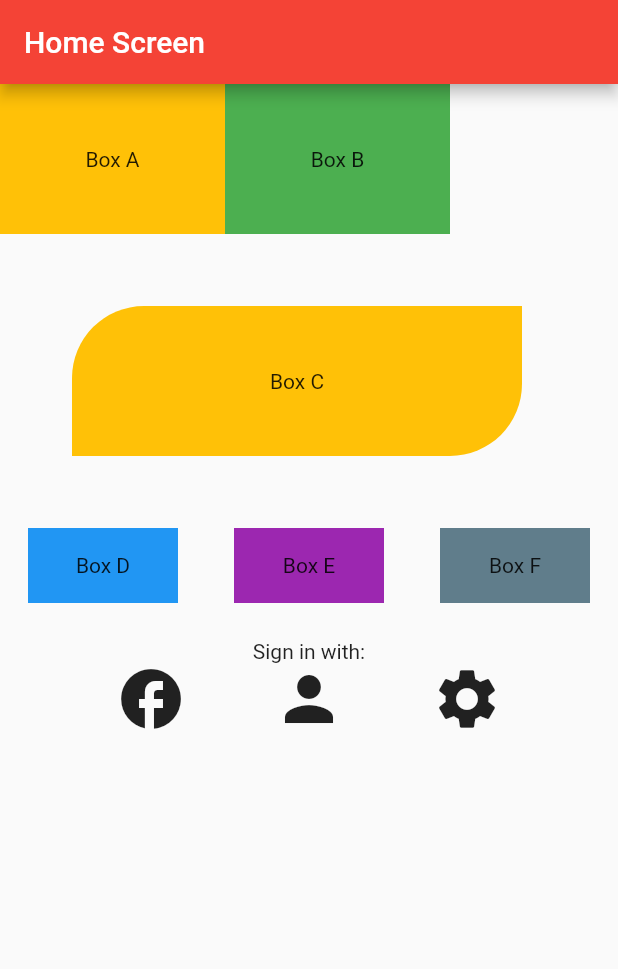
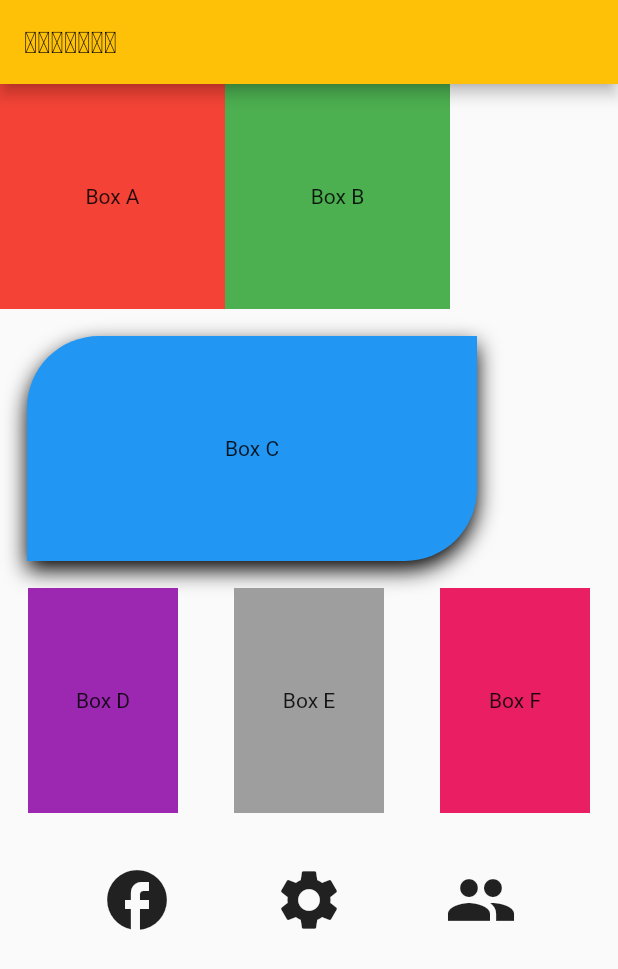
Before and after one commit to saypadith/flutter_class_2nd_semester_2022, a Flutter app: the screen it shows after launch, on a phone screen of 412 x 824 dp. Shown: the top 969 px of the screen. Run offline on Flutter 3.47's test engine with Material 2 defaults, Android fonts, the phone set to English and light mode, and no system bars.

Commit message:
add container

```diff
--- a/lib/home_screen.dart
+++ b/lib/home_screen.dart
@@ -1,4 +1,6 @@
 import 'package:flutter/material.dart';
+import 'package:flutter/src/widgets/framework.dart';
+import 'package:flutter/src/widgets/placeholder.dart';
 
 class HomeScreen extends StatelessWidget {
   const HomeScreen({super.key});
@@ -7,7 +9,7 @@ class HomeScreen extends StatelessWidget {
   Widget build(BuildContext context) {
     return Scaffold(
       appBar: AppBar(
-        title: const Text("Home Screen"),
+        title: Text("ໜ້າຫຼັກ"),
       ),
       body: Column(
         crossAxisAlignment: CrossAxisAlignment.start,
@@ -16,89 +18,85 @@ class HomeScreen extends StatelessWidget {
             children: [
               Container(
                 width: 150,
-                height: 100,
-                color: Colors.amber,
-                child: const Center(
-                  child: Text("Box A"),
+                height: 150,
+                color: Colors.red,
+                child: Center(
+                  child: const Text("Box A"),
                 ),
               ),
               Container(
                 width: 150,
-                height: 100,
+                height: 150,
                 color: Colors.green,
-                child: const Center(
-                  child: Text("Box B"),
+                child: Center(
+                  child: const Text("Box B"),
                 ),
               ),
             ],
           ),
           Container(
-            margin: EdgeInsets.all(48),
             width: 300,
-            height: 100,
+            height: 150,
+            margin: EdgeInsets.all(18),
             decoration: BoxDecoration(
-              color: Colors.amber,
+              color: Colors.blue,
               borderRadius: BorderRadius.only(
                 topLeft: Radius.circular(48),
                 bottomRight: Radius.circular(48),
               ),
+              boxShadow: [
+                BoxShadow(
+                  color: Colors.black,
+                  blurRadius: 12,
+                  offset: Offset(0, 6),
+                ),
+              ],
             ),
-            child: const Center(
-              child: Text("Box C"),
+            child: Center(
+              child: const Text("Box C"),
             ),
           ),
           Row(
             mainAxisAlignment: MainAxisAlignment.spaceAround,
-            crossAxisAlignment: CrossAxisAlignment.end,
             children: [
               Container(
                 width: 100,
-                height: 50,
-                color: Colors.blue,
-                child: const Center(
-                  child: Text("Box D"),
+                height: 150,
+                color: Colors.purple,
+                child: Center(
+                  child: const Text("Box D"),
                 ),
               ),
               Container(
                 width: 100,
-                height: 50,
-                color: Colors.purple,
-                child: const Center(
-                  child: Text("Box E"),
+                height: 150,
+                color: Colors.grey,
+                child: Center(
+                  child: const Text("Box E"),
                 ),
               ),
               Container(
                 width: 100,
-                height: 50,
-                color: Colors.blueGrey,
-                child: const Center(
-                  child: Text("Box F"),
+                height: 150,
+                color: Colors.pink,
+                child: Center(
+                  child: const Text("Box F"),
                 ),
               ),
             ],
           ),
           SizedBox(
-            height: 24,
+            height: 34,
           ),
-          Center(child: Text("Sign in with:")),
           Container(
-            margin: EdgeInsets.symmetric(horizontal: 48),
-            // color: Colors.indigo,
+            margin: EdgeInsets.only(left: 34, right: 34),
+            // color: Colors.amber,
             child: Row(
               mainAxisAlignment: MainAxisAlignment.spaceAround,
               children: [
-                Icon(
-                  Icons.facebook,
-                  size: 48,
-                ),
-                Icon(
-                  Icons.person,
-                  size: 48,
-                ),
-                Icon(
-                  Icons.settings,
-                  size: 48,
-                ),
+                Icon(Icons.facebook, size: 48),
+                Icon(Icons.settings, size: 48),
+                Icon(Icons.people, size: 48)
               ],
             ),
           )
--- a/lib/main.dart
+++ b/lib/main.dart
@@ -1,5 +1,6 @@
 import 'package:flutter/material.dart';
-import 'package:flutter_ceit/home_screen.dart';
+
+import 'home_screen.dart';
 
 void main() {
   runApp(const MyApp());
@@ -8,12 +9,13 @@ void main() {
 class MyApp extends StatelessWidget {
   const MyApp({super.key});
 
+  // This widget is the root of your application.
   @override
   Widget build(BuildContext context) {
     return MaterialApp(
       title: 'Flutter Demo',
       theme: ThemeData(
-        primarySwatch: Colors.red,
+        primarySwatch: Colors.amber,
       ),
       home: HomeScreen(),
     );
```
